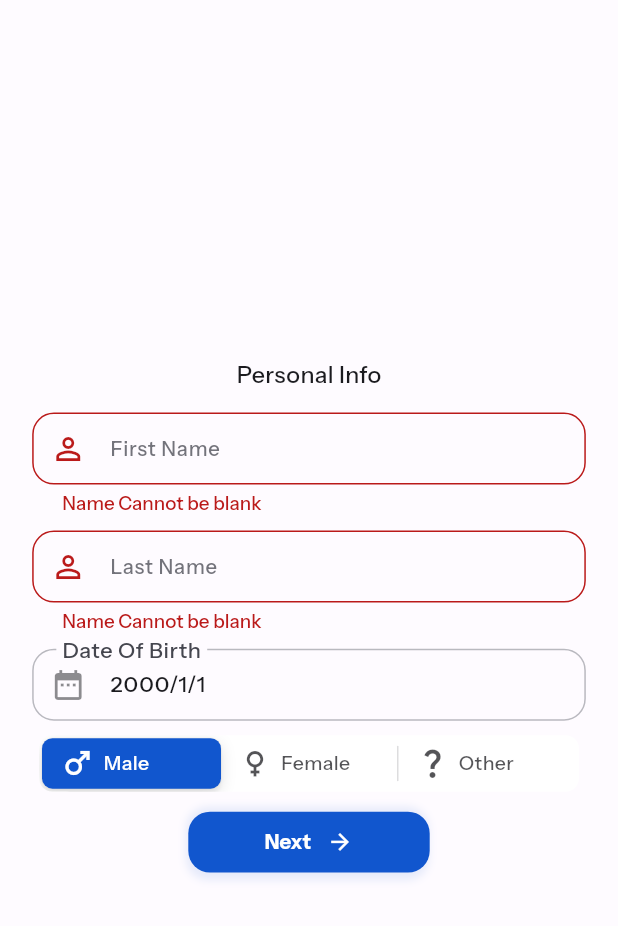
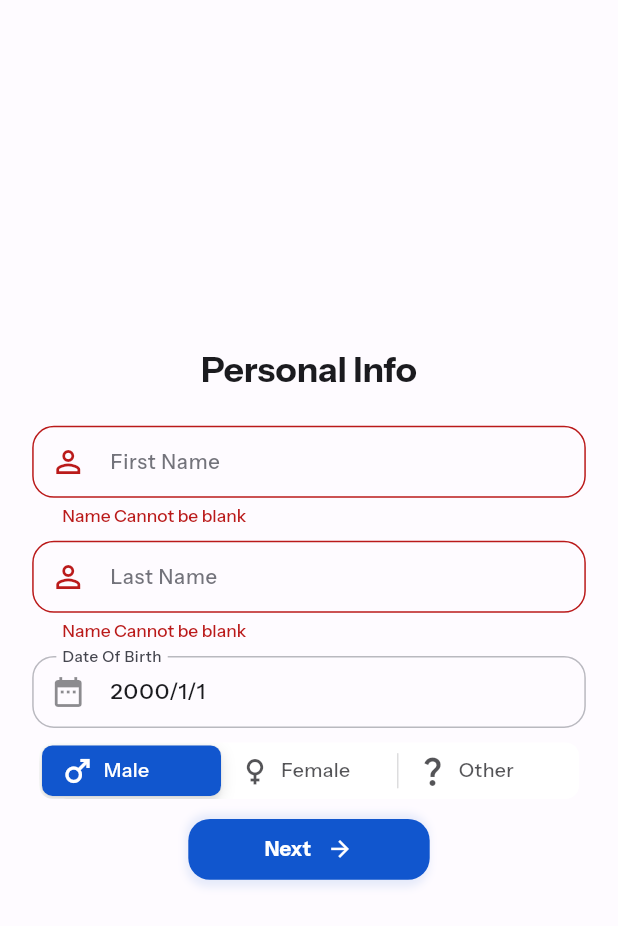
Before and after one commit to PremjithK/yu_health, a Flutter app: the SignUpPage screen opened directly, after a tap on "Next", on a phone screen of 412 x 824 dp. Shown: the top 926 px of the screen. Run offline on Flutter 3.47's test engine with Material 3 defaults, Android fonts, the phone set to English and light mode, and no system bars; our stand-ins replace bloc, cloud_firestore, equatable, firebase_auth, firebase_core, flutter_bloc and 2 more; accounts and stored records are empty; project files that could hold a hidden picture were left out.

Commit message:
title changes

```diff
--- a/lib/ui/core/config/theme.dart
+++ b/lib/ui/core/config/theme.dart
@@ -135,7 +135,7 @@ InputDecorationTheme inputDecorationThemeDark = InputDecorationTheme(
         states.contains(MaterialState.focused)) {
       return darkColorScheme.error;
     } else {
-      return darkColorScheme.onBackground.withOpacity(0.25);
+      return darkColorScheme.onBackground.withOpacity(0.5);
     }
   }),
 );
--- a/lib/ui/core/providers/segmented_provider.dart
+++ b/lib/ui/core/providers/segmented_provider.dart
@@ -1,6 +1,6 @@
 import 'package:flutter/material.dart';
 
-class GenderPickerSegmentedButtonProvider extends ChangeNotifier {
+class GenderPickerProvider extends ChangeNotifier {
   late String? _selectedGender = 'Male';
 
   void setGender(String value) {
--- a/lib/ui/core/widgets/yu_segmented_control.dart
+++ b/lib/ui/core/widgets/yu_segmented_control.dart
@@ -45,9 +45,8 @@ class SegmentItem extends StatelessWidget {
 
   @override
   Widget build(BuildContext context) {
-    bool isSelected = Provider.of<GenderPickerSegmentedButtonProvider>(context)
-            .selectedGender ==
-        label;
+    bool isSelected =
+        Provider.of<GenderPickerProvider>(context).selectedGender == label;
     return Container(
       padding: EdgeInsets.symmetric(horizontal: 10.w, vertical: 5.h),
       decoration: const BoxDecoration(),
--- a/lib/ui/core/widgets/yu_textfield.dart
+++ b/lib/ui/core/widgets/yu_textfield.dart
@@ -73,7 +73,7 @@ class YuTextField extends StatelessWidget {
         disabledBorder: OutlineInputBorder(
           borderRadius: BorderRadius.circular(ButtonLayout.borderRadius),
           borderSide: BorderSide(
-            color: theme.outline.withOpacity(0.3),
+            color: theme.outline.withOpacity(0.25),
           ),
         ),
         //& ERROR MESSAGE STYLE
@@ -103,7 +103,10 @@ class YuTextField extends StatelessWidget {
         // LABEL STYLES
         // HINT STYLES
         labelText: hint,
-        floatingLabelStyle: const TextStyle(fontFamily: primaryFont),
+        floatingLabelStyle: TextStyle(
+          fontFamily: primaryFont,
+          fontSize: 14.sp,
+        ),
         labelStyle: TextStyle(
           fontWeight: FontWeight.w400,
           fontSize: 14.sp,
--- a/lib/ui/screens/signup_page/credentials.dart
+++ b/lib/ui/screens/signup_page/credentials.dart
@@ -36,7 +36,10 @@ class CredentialsPart extends StatelessWidget {
         builder: (context, provider, _) => Column(
           mainAxisAlignment: MainAxisAlignment.center,
           children: [
-            const Text('Setup Login Credentials'),
+            Text(
+              'Login Credentials',
+              style: Theme.of(context).textTheme.titleSmall,
+            ),
             Gap(20.h),
             YuTextField(
               prefixIcon: const Icon(Icons.email),
--- a/lib/ui/screens/signup_page/personal_info.dart
+++ b/lib/ui/screens/signup_page/personal_info.dart
@@ -33,10 +33,11 @@ class PersonalInfoPart extends StatelessWidget {
       child: Column(
         mainAxisAlignment: MainAxisAlignment.center,
         children: [
-          const Text(
+          Text(
             'Personal Info',
+            style: Theme.of(context).textTheme.titleSmall,
           ),
-          Gap(15.h),
+          Gap(25.h),
           YuTextField(
             hint: 'First Name',
             prefixIcon: const Icon(Icons.person_outline),
@@ -65,7 +66,7 @@ class PersonalInfoPart extends StatelessWidget {
             controller: context.read<DatePickerProvider>().dateTimeController,
           ),
           Gap(10.h),
-          Consumer<GenderPickerSegmentedButtonProvider>(
+          Consumer<GenderPickerProvider>(
             builder: (context, provider, _) => SegmentedControl(
               defaultValue: provider.selectedGender,
               segments: const {
@@ -75,9 +76,7 @@ class PersonalInfoPart extends StatelessWidget {
                     label: 'Other', icon: Icons.question_mark_outlined),
               },
               onValueChanged: (value) {
-                context
-                    .read<GenderPickerSegmentedButtonProvider>()
-                    .setGender(value!);
+                context.read<GenderPickerProvider>().setGender(value!);
               },
             ),
           ),
--- a/lib/ui/screens/signup_page/signup_page.dart
+++ b/lib/ui/screens/signup_page/signup_page.dart
@@ -41,8 +41,7 @@ class _SignUpPageState extends State<SignUpPage> {
   Widget build(BuildContext context) {
     return MultiProvider(
       providers: [
-        ChangeNotifierProvider(
-            create: (context) => GenderPickerSegmentedButtonProvider()),
+        ChangeNotifierProvider(create: (context) => GenderPickerProvider()),
         ChangeNotifierProvider(create: (context) => ObscurePasswordProvider()),
         ChangeNotifierProvider(create: (context) => DatePickerProvider()),
       ],
@@ -114,8 +113,7 @@ class _SignUpPageState extends State<SignUpPage> {
                                         password:
                                             _passwordController.text.trim(),
                                         gender: context
-                                            .read<
-                                                GenderPickerSegmentedButtonProvider>()
+                                            .read<GenderPickerProvider>()
                                             .selectedGender!,
                                         dateOfBirth: DateTime.now(),
                                         phoneNumber: double.parse(
```
Also changed, not shown: lib/ui/core/config/text_theme.dart (+7 -2 lines).
